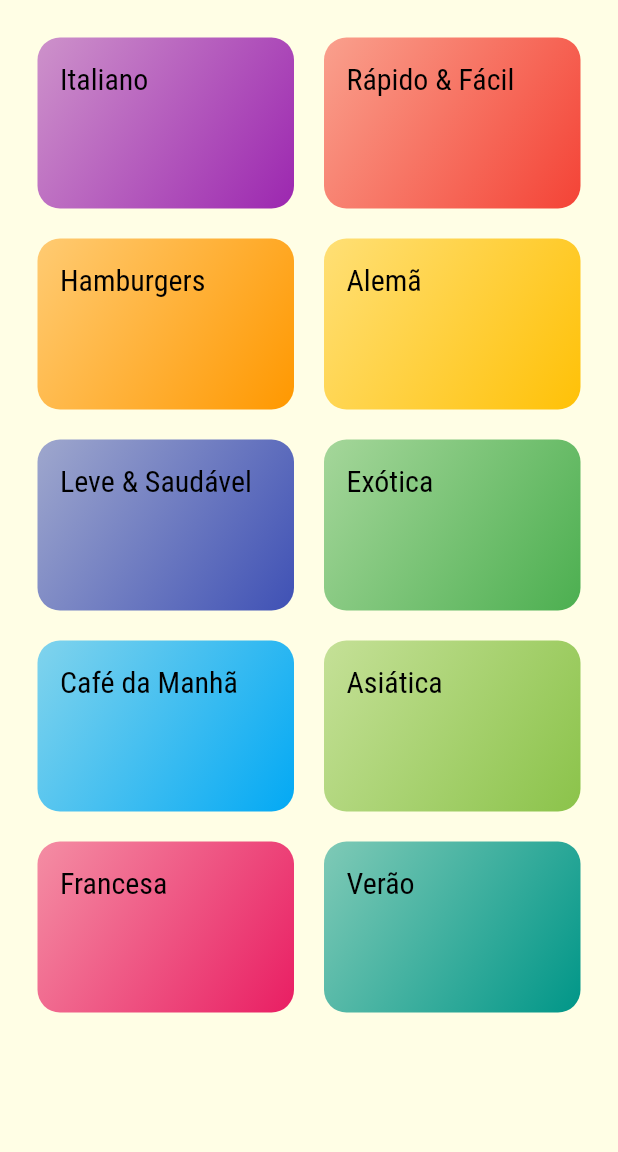
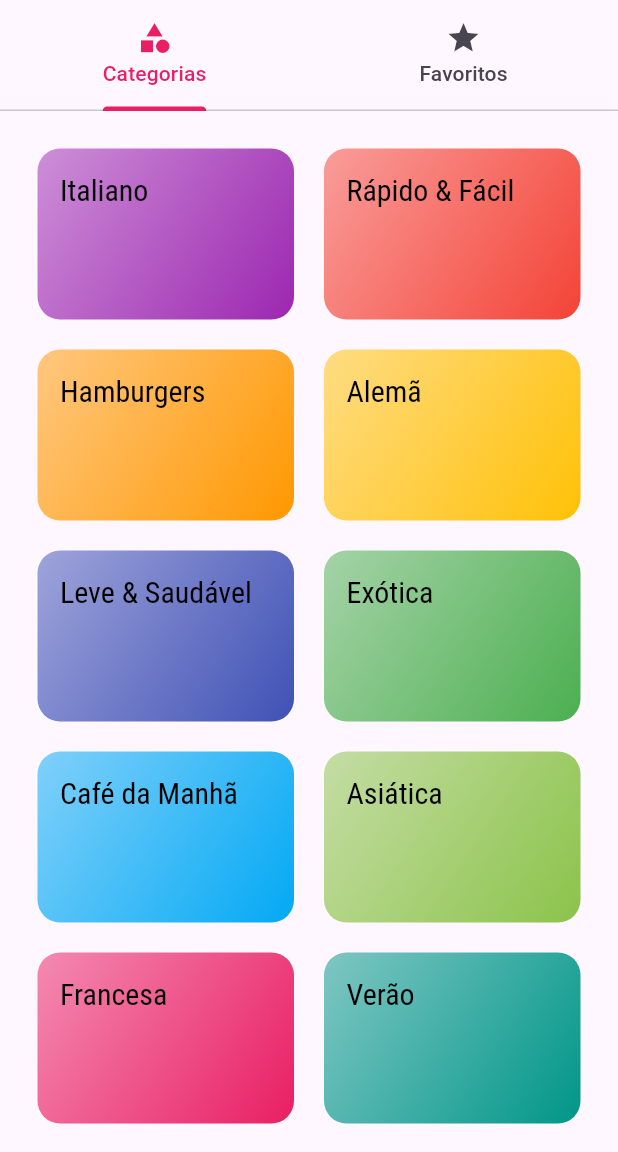
Before and after one commit to CantarinoG/meals-app, a Flutter app: the screen it shows after launch, on a phone screen of 412 x 824 dp, the part 84-1236 px from its top. Run offline on Flutter 3.47's test engine with Material 3 defaults, Android fonts, the phone set to English and light mode, and no system bars.

Commit message:
Add tabs view screen

```diff
--- a/lib/main.dart
+++ b/lib/main.dart
@@ -3,6 +3,7 @@ import 'package:meals/screens/meal_detail_screen.dart';
 import './screens/categories_screen.dart';
 import './screens/categories_meals_screen.dart';
 import './utils/app_routes.dart';
+import './screens/tabs_screen.dart';
 
 void main() => runApp(MyApp());
 
@@ -31,7 +32,7 @@ class MyApp extends StatelessWidget {
         ),
       ),
       routes: {
-        AppRoutes.HOME: (ctx) => CategoriesScreen(),
+        AppRoutes.HOME: (ctx) => TabsScreen(),
         AppRoutes.CATEGORIES_MEALS: (ctx) => CategoriesMealsScreen(),
         AppRoutes.MEAL_DETAIL: (ctx) => MealDetailScreen(),
       },
--- a/lib/screens/categories_screen.dart
+++ b/lib/screens/categories_screen.dart
@@ -7,12 +7,7 @@ class CategoriesScreen extends StatelessWidget {
 
   @override
   Widget build(BuildContext context) {
-    return Scaffold(
-      appBar: AppBar(
-        title: Text("Vamos Cozinhar?"),
-      ),
-      backgroundColor: Theme.of(context).colorScheme.background,
-      body: GridView(
+    return GridView(
       padding: EdgeInsets.all(25),
       gridDelegate: SliverGridDelegateWithMaxCrossAxisExtent(
           maxCrossAxisExtent: 200,
@@ -22,7 +17,6 @@ class CategoriesScreen extends StatelessWidget {
       children: dummyCategories.map((cat) {
         return CategoryItem(category: cat);
       }).toList(),
-      ),
     );
   }
 }
--- /dev/null
+++ b/lib/screens/favorite_screen.dart
@@ -0,0 +1,12 @@
+import 'package:flutter/material.dart';
+
+class FavoriteScreen extends StatelessWidget {
+  const FavoriteScreen({super.key});
+
+  @override
+  Widget build(BuildContext context) {
+    return Center(
+      child: Text("Minhas comidas favoritas"),
+    );
+  }
+}
--- /dev/null
+++ b/lib/screens/tabs_screen.dart
@@ -0,0 +1,37 @@
+import 'package:flutter/material.dart';
+import './categories_screen.dart';
+import './favorite_screen.dart';
+
+class TabsScreen extends StatelessWidget {
+  const TabsScreen({super.key});
+
+  @override
+  Widget build(BuildContext context) {
+    return DefaultTabController(
+      length: 2,
+      child: Scaffold(
+        appBar: AppBar(
+          title: Text("Vamos Cozinhar?"),
+          bottom: TabBar(
+            tabs: [
+              Tab(
+                icon: Icon(Icons.category),
+                text: "Categorias",
+              ),
+              Tab(
+                icon: Icon(Icons.star),
+                text: "Favoritos",
+              )
+            ],
+          ),
+        ),
+        body: TabBarView(
+          children: <Widget>[
+            CategoriesScreen(),
+            FavoriteScreen(),
+          ],
+        ),
+      ),
+    );
+  }
+}
```
Lines whose indentation alone changed are shown as unchanged.
